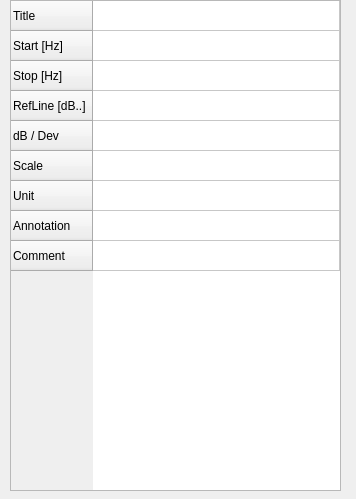
HenricusRex/TMV3, file Editor/EditorPlot.ui: the form before one commit.
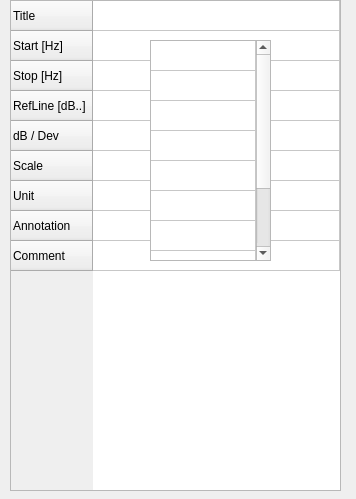
The form after the commit.

The edit to the form file:
```diff
--- a/Editor/EditorPlot.ui
+++ b/Editor/EditorPlot.ui
@@ -105,6 +105,149 @@
     </property>
    </item>
   </widget>
+  <widget class="QTableWidget" name="tableWidget_2">
+   <property name="geometry">
+    <rect>
+     <x>150</x>
+     <y>40</y>
+     <width>121</width>
+     <height>221</height>
+    </rect>
+   </property>
+   <attribute name="horizontalHeaderVisible">
+    <bool>false</bool>
+   </attribute>
+   <attribute name="horizontalHeaderStretchLastSection">
+    <bool>true</bool>
+   </attribute>
+   <attribute name="verticalHeaderVisible">
+    <bool>false</bool>
+   </attribute>
+   <row>
+    <property name="text">
+     <string>Title</string>
+    </property>
+   </row>
+   <row>
+    <property name="text">
+     <string>Version</string>
+    </property>
+   </row>
+   <row>
+    <property name="text">
+     <string>TMV3 Version</string>
+    </property>
+   </row>
+   <row>
+    <property name="text">
+     <string>Company</string>
+    </property>
+   </row>
+   <row>
+    <property name="text">
+     <string>KMV</string>
+    </property>
+   </row>
+   <row>
+    <property name="text">
+     <string>Zooning</string>
+    </property>
+   </row>
+   <row>
+    <property name="text">
+     <string>NATO</string>
+    </property>
+   </row>
+   <row>
+    <property name="text">
+     <string>Operator</string>
+    </property>
+   </row>
+   <row>
+    <property name="text">
+     <string>Date</string>
+    </property>
+   </row>
+   <row>
+    <property name="text">
+     <string>Comment</string>
+    </property>
+   </row>
+   <column>
+    <property name="text">
+     <string>item</string>
+    </property>
+   </column>
+   <item row="0" column="0">
+    <property name="text">
+     <string/>
+    </property>
+    <property name="flags">
+     <set>ItemIsSelectable|ItemIsEditable|ItemIsDragEnabled|ItemIsEnabled</set>
+    </property>
+   </item>
+   <item row="1" column="0">
+    <property name="text">
+     <string/>
+    </property>
+   </item>
+   <item row="2" column="0">
+    <property name="text">
+     <string/>
+    </property>
+    <property name="flags">
+     <set>ItemIsSelectable</set>
+    </property>
+   </item>
+   <item row="3" column="0">
+    <property name="text">
+     <string/>
+    </property>
+    <property name="flags">
+     <set>ItemIsSelectable</set>
+    </property>
+   </item>
+   <item row="4" column="0">
+    <property name="text">
+     <string/>
+    </property>
+    <property name="flags">
+     <set>ItemIsSelectable|ItemIsEnabled</set>
+    </property>
+   </item>
+   <item row="5" column="0">
+    <property name="text">
+     <string/>
+    </property>
+    <property name="flags">
+     <set>ItemIsSelectable|ItemIsDragEnabled|ItemIsEnabled</set>
+    </property>
+   </item>
+   <item row="6" column="0">
+    <property name="text">
+     <string/>
+    </property>
+    <property name="flags">
+     <set>ItemIsSelectable|ItemIsEnabled</set>
+    </property>
+   </item>
+   <item row="7" column="0">
+    <property name="text">
+     <string/>
+    </property>
+    <property name="flags">
+     <set>ItemIsSelectable|ItemIsEditable|ItemIsEnabled</set>
+    </property>
+   </item>
+   <item row="9" column="0">
+    <property name="text">
+     <string/>
+    </property>
+    <property name="flags">
+     <set>ItemIsSelectable</set>
+    </property>
+   </item>
+  </widget>
  </widget>
  <resources/>
  <connections/>
```
